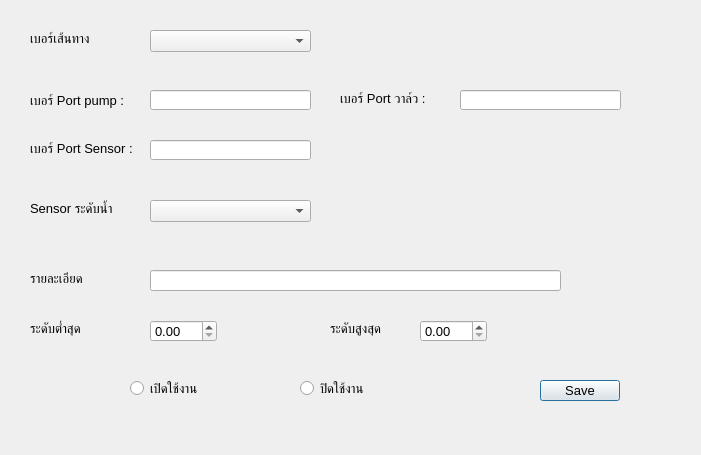
Above: frmroute.ui from eploentham/TimerWater before the change. Below: the same form after it.
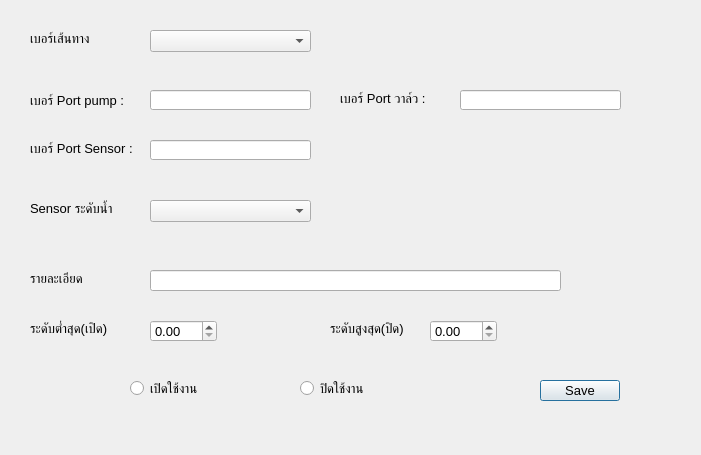
That is the form after the change.

What changed in the file:
```diff
--- a/frmroute.ui
+++ b/frmroute.ui
@@ -117,7 +117,7 @@
     <rect>
      <x>30</x>
      <y>320</y>
-     <width>61</width>
+     <width>101</width>
      <height>16</height>
     </rect>
    </property>
@@ -127,7 +127,7 @@
     </font>
    </property>
    <property name="text">
-    <string>ระดับต่ำสุด</string>
+    <string>ระดับต่ำสุด(เปิด)</string>
    </property>
   </widget>
   <widget class="QLabel" name="label_7">
@@ -135,7 +135,7 @@
     <rect>
      <x>330</x>
      <y>320</y>
-     <width>61</width>
+     <width>91</width>
      <height>16</height>
     </rect>
    </property>
@@ -145,13 +145,13 @@
     </font>
    </property>
    <property name="text">
-    <string>ระดับสูงสุด</string>
+    <string>ระดับสูงสุด(ปิด)</string>
    </property>
   </widget>
   <widget class="QDoubleSpinBox" name="doubleSpinBox_2">
    <property name="geometry">
     <rect>
-     <x>420</x>
+     <x>430</x>
      <y>320</y>
      <width>67</width>
      <height>22</height>
```
